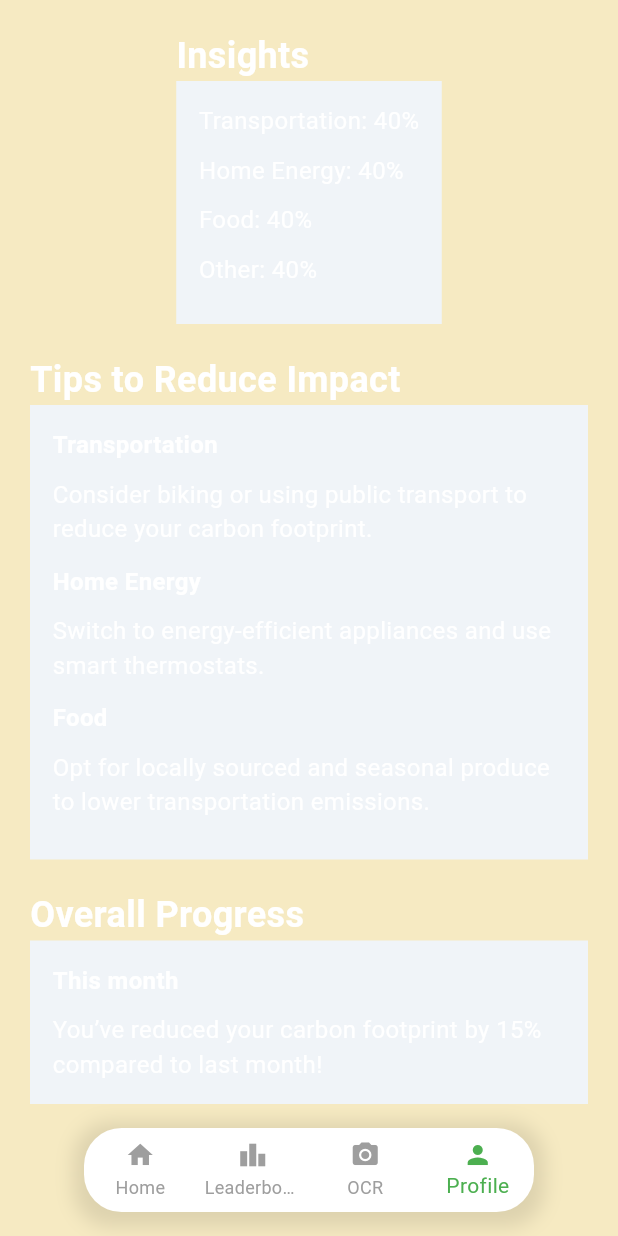
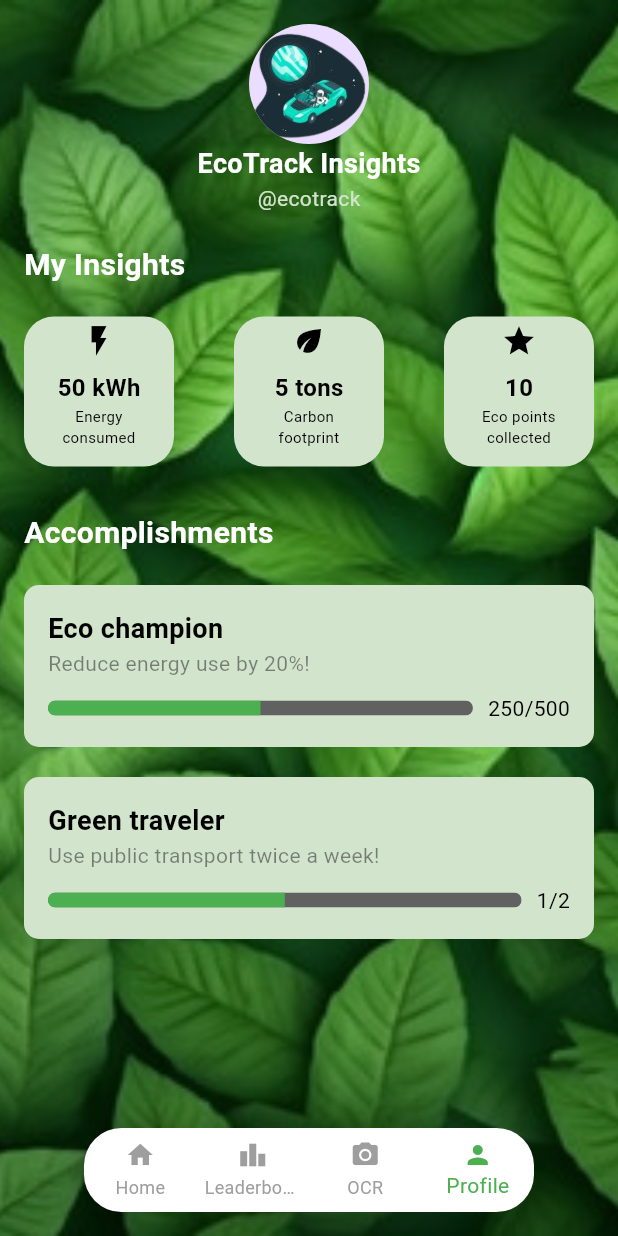
Before and after one commit to kruti002/carbon_emission, a Flutter app: the MyHomePage screen opened directly, item 4 of the bottom bar chosen, on a phone screen of 412 x 824 dp. Run offline on Flutter 3.47's test engine with Material 3 defaults, Android fonts, the phone set to English and light mode, and no system bars; our stand-ins replace file_picker, fl_chart, google_fonts, image_picker; network calls fail; Roboto replaces fonts that are missing (Aleo).

Commit message:
ready to integrate again

```diff
--- a/carbon/lib/main.dart
+++ b/carbon/lib/main.dart
@@ -4,6 +4,7 @@ import 'input_fields.dart';
 import 'insightstips.dart';
 import 'leader.dart';
 import 'login.dart';
+import 'new_profile.dart';
 
 void main() {
   runApp(MyApp());
@@ -52,7 +53,7 @@ class _MyHomePageState extends State<MyHomePage> {
                       ? LeaderboardScreen()
                       : _selectedIndex == 2
                           ? const ManualEntryScreen()
-                          : const InsightsAndTips()),
+                          : ProfileScreen()),
           floatingActionButtonLocation:
               FloatingActionButtonLocation.centerFloat,
           floatingActionButton: Container(
--- a/carbon/lib/new_profile.dart
+++ b/carbon/lib/new_profile.dart
@@ -1,60 +1,80 @@
 import 'package:flutter/material.dart';
 
-class EcoTrackInsightsScreen extends StatelessWidget {
+class ProfileScreen extends StatelessWidget {
   @override
   Widget build(BuildContext context) {
     return Scaffold(
-
-      body: Padding(
+      body: Stack(children: [
+        Container(
+            height: MediaQuery.of(context).size.height,
+            width: MediaQuery.of(context).size.width,
+            child: Image.asset(
+              'assets/background.jpg',
+              fit: BoxFit.cover,
+            )),
+        Padding(
           padding: const EdgeInsets.all(16.0),
           child: Column(
-          crossAxisAlignment: CrossAxisAlignment.start,
+            crossAxisAlignment: CrossAxisAlignment.center,
             children: [
               _buildProfileHeader(),
               const SizedBox(height: 20),
+              Row(
+                children: [
                   const Text(
-              'Insights',
-              style: TextStyle(color: Colors.white, fontSize: 20, fontWeight: FontWeight.bold),
+                    'My Insights',
+                    style: TextStyle(
+                        color: Colors.white,
+                        fontSize: 20,
+                        fontWeight: FontWeight.bold),
+                  ),
+                ],
               ),
               const SizedBox(height: 20),
               _buildInsightsRow(),
               const SizedBox(height: 30),
+              Row(
+                children: [
                   const Text(
                     'Accomplishments',
-              style: TextStyle(color: Colors.white, fontSize: 20, fontWeight: FontWeight.bold),
+                    style: TextStyle(
+                        color: Colors.white,
+                        fontSize: 20,
+                        fontWeight: FontWeight.bold),
+                  ),
+                ],
               ),
               const SizedBox(height: 20),
-            _buildAccomplishmentCard('Eco champion', 'Reduce energy use by 20%!', 250, 500),
+              _buildAccomplishmentCard(
+                  'Eco champion', 'Reduce energy use by 20%!', 250, 500),
               const SizedBox(height: 20),
-            _buildAccomplishmentCard('Green traveler', 'Use public transport twice a week!', 1, 2),
+              _buildAccomplishmentCard(
+                  'Green traveler', 'Use public transport twice a week!', 1, 2),
               const Spacer(),
-            _buildBottomNavBar(),
             ],
           ),
         ),
+      ]),
     );
   }
 
   Widget _buildProfileHeader() {
-    return const Row(
+    return const Column(
+      crossAxisAlignment: CrossAxisAlignment.center,
       children: [
         CircleAvatar(
-          radius: 25,
-          backgroundImage: AssetImage('assets/profile_image.jpg'), // Replace with your image
+          radius: 40,
+          backgroundImage:
+              AssetImage('assets/space_car.png'), // Replace with your image
         ),
-        SizedBox(width: 10),
-        Column(
-          crossAxisAlignment: CrossAxisAlignment.start,
-          children: [
         Text(
           'EcoTrack Insights',
-              style: TextStyle(color: Colors.white, fontSize: 18, fontWeight: FontWeight.bold),
+          style: TextStyle(
+              color: Colors.white, fontSize: 18, fontWeight: FontWeight.bold),
         ),
         Text(
           '@ecotrack',
-              style: TextStyle(color: Colors.grey),
-            ),
-          ],
+          style: TextStyle(color: const Color(0xFFD3E4CD)),
         ),
       ],
     );
@@ -72,28 +92,39 @@ class EcoTrackInsightsScreen extends StatelessWidget {
   }
 
   Widget _buildInsightItem(String value, String label, IconData icon) {
-    return Column(
+    return Container(
+      width: 100,
+      height: 100,
+      decoration: BoxDecoration(
+        color: const Color(0xFFD3E4CD),
+        borderRadius: BorderRadius.circular(20),
+      ),
+      child: Column(
         children: [
-        Icon(icon, color: Colors.grey),
+          const SizedBox(height: 4),
+          Icon(icon, color: Colors.black),
           const SizedBox(height: 8),
           Text(
             value,
-          style: const TextStyle(color: Colors.white, fontSize: 18, fontWeight: FontWeight.bold),
+            style: const TextStyle(
+                color: Colors.black, fontSize: 16, fontWeight: FontWeight.bold),
           ),
           Text(
             label,
-          style: const TextStyle(color: Colors.grey, fontSize: 12),
+            style: const TextStyle(color: Colors.black, fontSize: 10),
             textAlign: TextAlign.center,
           ),
         ],
+      ),
     );
   }
 
-  Widget _buildAccomplishmentCard(String title, String subtitle, int progress, int total) {
+  Widget _buildAccomplishmentCard(
+      String title, String subtitle, int progress, int total) {
     return Container(
       padding: const EdgeInsets.all(16),
       decoration: BoxDecoration(
-        color: Colors.grey[800],
+        color: const Color(0xFFD3E4CD),
         borderRadius: BorderRadius.circular(10),
       ),
       child: Column(
@@ -101,11 +132,12 @@ class EcoTrackInsightsScreen extends StatelessWidget {
         children: [
           Text(
             title,
-            style: const TextStyle(color: Colors.white, fontSize: 18, fontWeight: FontWeight.bold),
+            style: const TextStyle(
+                color: Colors.black, fontSize: 18, fontWeight: FontWeight.bold),
           ),
           Text(
             subtitle,
-            style: const TextStyle(color: Colors.grey),
+            style: const TextStyle(color: Colors.black45),
           ),
           const SizedBox(height: 10),
           Row(
@@ -116,7 +148,8 @@ class EcoTrackInsightsScreen extends StatelessWidget {
                   child: LinearProgressIndicator(
                     value: progress / total,
                     backgroundColor: Colors.grey[700],
-                    valueColor: const AlwaysStoppedAnimation<Color>(Colors.green),
+                    valueColor:
+                        const AlwaysStoppedAnimation<Color>(Colors.green),
                     minHeight: 10,
                   ),
                 ),
@@ -124,7 +157,7 @@ class EcoTrackInsightsScreen extends StatelessWidget {
               const SizedBox(width: 10),
               Text(
                 '$progress/$total',
-                style: const TextStyle(color: Colors.white),
+                style: const TextStyle(color: Colors.black),
               ),
             ],
           ),
@@ -132,16 +165,4 @@ class EcoTrackInsightsScreen extends StatelessWidget {
       ),
     );
   }
-
-  Widget _buildBottomNavBar() {
-    return const Row(
-      mainAxisAlignment: MainAxisAlignment.spaceAround,
-      children: [
-        Icon(Icons.home, color: Colors.white),
-        Icon(Icons.search, color: Colors.grey),
-        Icon(Icons.favorite, color: Colors.grey),
-        Icon(Icons.person, color: Colors.grey),
-      ],
-    );
 }
-}
```
Also changed, not shown: carbon/lib/ecoactivities.dart (+69 -7 lines). Lines whose indentation alone changed are shown as unchanged.
